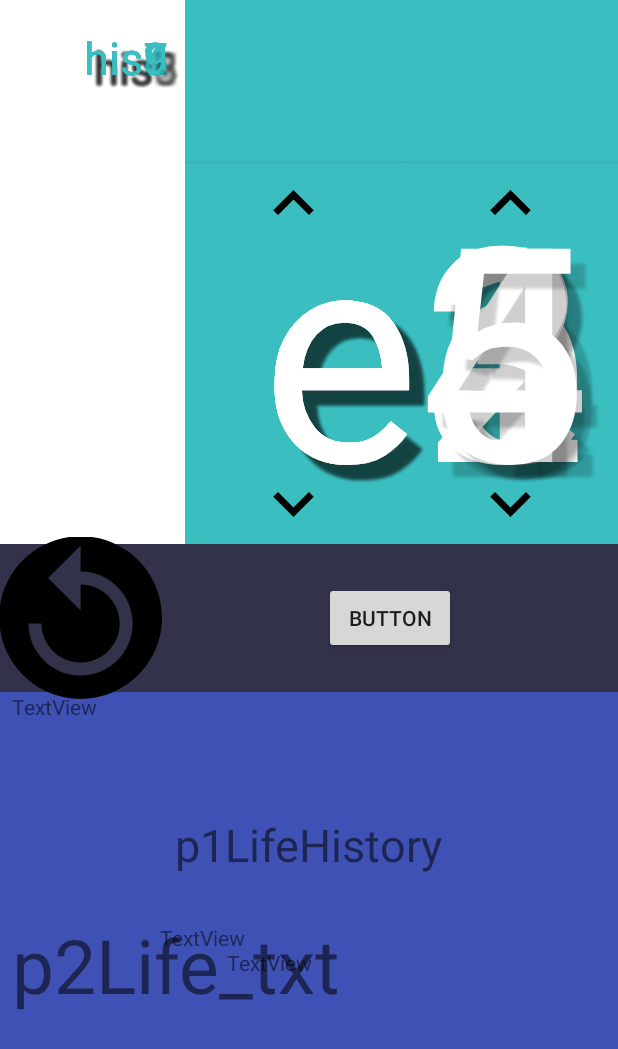
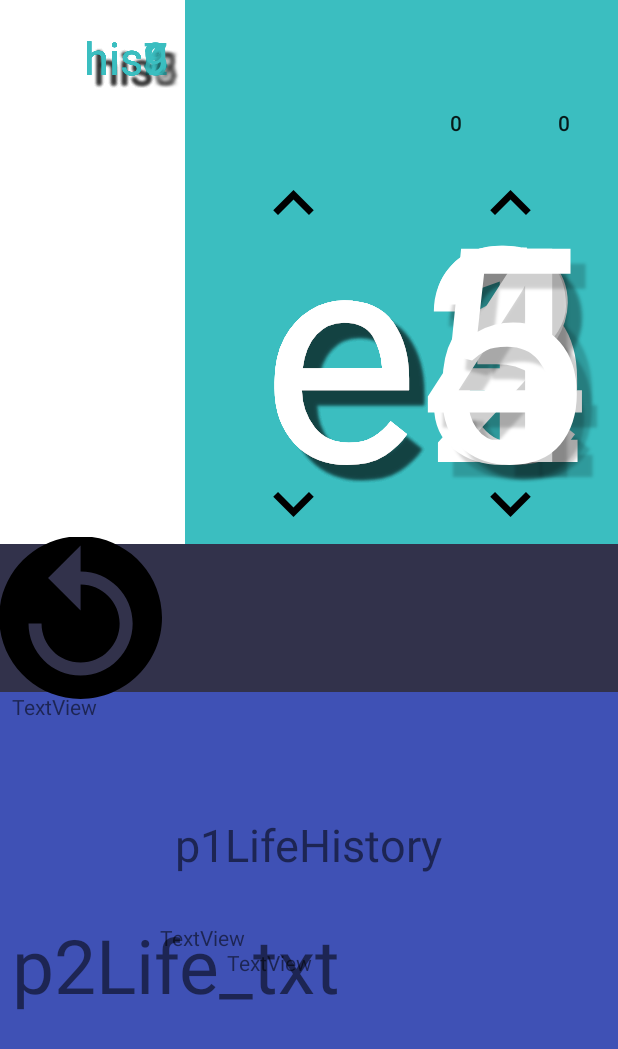
Before and after one commit to tomiokatarou/lifeCounter4, an Android app: the fragment AnimationSampleFragment shown on its own in the app's theme, on a phone screen of 412 x 824 dp. Shown: the top 1049 px of the screen. Run offline under Robolectric (Android 15) with nearby library versions, the phone set to English and light mode, and no system bars; 2 statements that could not run were skipped.

Commit message:
毒とエネルギーカウンター用ボタン追加

```diff
--- a/app/src/main/java/com/websarva/wings/android/animationsample/AnimationCircle.java
+++ b/app/src/main/java/com/websarva/wings/android/animationsample/AnimationCircle.java
@@ -64,7 +64,6 @@ public class AnimationCircle extends Animation {
         float radius = (float) (initRadius + (canvasRadius*60) * interpolatedTime);//interpolatedTimeは0.0～1.0に変化する値
         float hollowRadius = initRadius + (80) * interpolatedTime;
 
-
         if( time > interpolatedTime){
             //前半
             circle.setRadius2(radius);
@@ -74,7 +73,6 @@ public class AnimationCircle extends Animation {
             //circle.setRadius2(radius);
             circle.setHollowRadius((float) (0 + (canvasRadius*60.1) * (interpolatedTime-time)));
         }
-
 
         circle.requestLayout();
 
--- /dev/null
+++ b/app/src/main/java/com/websarva/wings/android/animationsample/effectCircle.java
@@ -0,0 +1,122 @@
+package com.websarva.wings.android.animationsample;
+
+import android.content.Context;
+import android.graphics.Canvas;
+import android.graphics.Color;
+import android.graphics.Paint;
+import android.graphics.Path;
+import android.graphics.RectF;
+import android.graphics.Region;
+import android.util.AttributeSet;
+import android.view.View;
+
+public class effectCircle extends View{
+
+    private final Paint paint;
+    private RectF rect;
+
+    // Animation 開始地点をセット
+    // 初期 radius2
+    private float radius2 = 5;//radiusかぶってるので
+    float canvasRadius;
+    float clipRadius;
+    RectF clipRect = new RectF(0,0,0,0);
+    float xx,yy;
+
+
+    // Arcの幅
+    int strokeWidth;
+
+    public effectCircle(Context context, AttributeSet attrs) {
+        super(context, attrs);
+        paint = new Paint();
+        paint.setAntiAlias(true);
+        paint.setStyle(Paint.Style.FILL);
+        // Arcの色
+        paint.setColor(Color.argb(255, 0, 0, 255));
+        // Arcの範囲
+        rect = new RectF(0,0,0,0);
+    }
+
+    //ここが毎フレーム描画してる部分　アニメーションで変化していく部分
+    @Override
+    protected void onDraw(Canvas canvas) {
+        super.onDraw(canvas);
+
+        Paint paint = new Paint();
+        paint.setAntiAlias(true);
+        //paint.setColor(Color.argb(255, 164, 199, 57));
+        paint.setColor(getResources().getColor(R.color.colorWhite));
+
+        canvas.drawARGB(0, 255, 255, 255);//背景色
+        // Canvas 中心点
+        //float x = canvas.getWidth()/9;
+        //float y = canvas.getHeight()/2;
+        // 半径
+        float radius = canvas.getWidth()/20;
+        canvasRadius = radius;
+
+        // 円弧の領域設定
+
+        //System.out.print("onDraw canvasRadius "+canvasRadius+ " radius2 "+radius2+"\n");
+        //rect.set(x - radius, y - radius, x + radius, y + radius);
+        Path path = new Path();
+        // 頭
+
+        System.out.println("x:" + xx + " y:"+yy);
+        path.addCircle(xx, yy, radius2, Path.Direction.CCW);
+        // 目
+
+        Path clipPath = new Path();
+        clipPath.addRect(clipRect, Path.Direction.CCW);
+        canvas.clipPath(clipPath, Region.Op.INTERSECT);
+
+        canvas.drawPath(path, paint);
+
+    }
+
+    public float getCanvasRadius() {
+        return canvasRadius;
+    }
+    // AnimationAへ現在のradius2を返す
+    public float getRadius2() {
+        return radius2;
+    }
+    // AnimationAから新しいradius2が設定される
+    public void setRadius2(float radius2) {
+        this.radius2 = radius2;
+    }
+    public int getStrokeWidth() {
+        return strokeWidth;
+    }
+    public void setStrokeWidth(int width) {
+        this.strokeWidth = width;
+    }
+
+    public void setRect(RectF rectf){
+        this.clipRect =rectf;
+    }
+    public RectF getRect() {
+        return rect;
+    }
+    /*
+    public float getXX(){
+        return xx;
+    }
+    public float getYY(){
+        return yy;
+    }
+    */
+    public void setXX(float xx){
+        this.xx = xx;
+    }
+    public float getXX() {
+        return xx;
+    }
+    public void setYY(float yy){
+        this.yy = yy;
+    }
+    public float getYY() {
+        return yy;
+    }
+}
--- a/app/src/main/res/layout/fragment_animation_sample.xml
+++ b/app/src/main/res/layout/fragment_animation_sample.xml
@@ -191,6 +191,18 @@
             app:layout_constraintVertical_bias="0" />
 
         <android.support.constraint.Guideline
+            android:id="@+id/p1plusminusBtnLine"
+            android:layout_width="wrap_content"
+            android:layout_height="wrap_content"
+            android:layout_alignParentLeft="true"
+            android:layout_alignParentStart="true"
+            android:layout_alignParentTop="true"
+            android:orientation="horizontal"
+            app:layout_constraintEnd_toEndOf="parent"
+            app:layout_constraintGuide_percent="0.3"
+            app:layout_constraintTop_toTopOf="parent" />
+
+        <android.support.constraint.Guideline
             android:id="@+id/p1plusminusBtnLine2"
             android:layout_width="wrap_content"
             android:layout_height="wrap_content"
@@ -214,43 +226,21 @@
             app:layout_constraintGuide_percent="0.5"
             app:layout_constraintTop_toTopOf="parent" />
 
-        <android.support.constraint.Guideline
-            android:id="@+id/p1plusminusBtnLine"
-            android:layout_width="wrap_content"
-            android:layout_height="wrap_content"
-            android:layout_alignParentLeft="true"
-            android:layout_alignParentStart="true"
-            android:layout_alignParentTop="true"
-            android:orientation="horizontal"
-            app:layout_constraintEnd_toEndOf="parent"
-            app:layout_constraintGuide_percent="0.3"
-            app:layout_constraintTop_toTopOf="parent" />
-
         <Button
             android:id="@+id/p1plus1"
             android:layout_width="0dp"
             android:layout_height="0dp"
-            android:background="#3BBEC0"
+            android:background="@color/colorP1main"
             app:layout_constraintBottom_toTopOf="@+id/p1plusminusBtnLine2"
             app:layout_constraintEnd_toStartOf="@+id/p1plusminusBtnLine3"
             app:layout_constraintStart_toStartOf="parent"
             app:layout_constraintTop_toTopOf="@+id/p1plusminusBtnLine" />
 
         <Button
-            android:id="@+id/p1minus5"
-            android:layout_width="0dp"
-            android:layout_height="0dp"
-            android:background="#3BBEC0"
-            app:layout_constraintBottom_toBottomOf="parent"
-            app:layout_constraintEnd_toEndOf="parent"
-            app:layout_constraintStart_toStartOf="@+id/p1plusminusBtnLine3"
-            app:layout_constraintTop_toTopOf="@+id/p1plusminusBtnLine2" />
-
-        <Button
             android:id="@+id/p1minus1"
             android:layout_width="0dp"
             android:layout_height="0dp"
-            android:background="#3BBEC0"
+            android:background="@color/colorP1main"
             app:layout_constraintBottom_toBottomOf="parent"
             app:layout_constraintEnd_toStartOf="@+id/p1plusminusBtnLine3"
             app:layout_constraintStart_toStartOf="parent"
@@ -260,11 +250,31 @@
             android:id="@+id/p1plus5"
             android:layout_width="0dp"
             android:layout_height="0dp"
-            android:background="#3BBEC0"
+            android:background="@color/colorP1main"
             app:layout_constraintBottom_toTopOf="@+id/p1plusminusBtnLine2"
             app:layout_constraintEnd_toEndOf="parent"
             app:layout_constraintStart_toStartOf="@+id/p1plusminusBtnLine3"
             app:layout_constraintTop_toTopOf="@+id/p1plusminusBtnLine" />
+
+        <Button
+            android:id="@+id/p1minus5"
+            android:layout_width="0dp"
+            android:layout_height="0dp"
+            android:background="@color/colorP1main"
+            app:layout_constraintBottom_toBottomOf="parent"
+            app:layout_constraintEnd_toEndOf="parent"
+            app:layout_constraintStart_toStartOf="@+id/p1plusminusBtnLine3"
+            app:layout_constraintTop_toTopOf="@+id/p1plusminusBtnLine2" />
+
+        <com.websarva.wings.android.animationsample.effectCircle
+            android:id="@+id/circP1Plus1"
+            android:layout_width="0dp"
+            android:layout_height="0dp"
+            android:translationZ="20dp"
+            app:layout_constraintBottom_toBottomOf="parent"
+            app:layout_constraintEnd_toEndOf="parent"
+            app:layout_constraintStart_toStartOf="parent"
+            app:layout_constraintTop_toTopOf="parent" />
 
         <android.support.constraint.Guideline
             android:id="@+id/p1lifeGuideLineH"
@@ -391,6 +401,83 @@
             app:layout_constraintHorizontal_bias="0.7"
             app:layout_constraintBottom_toBottomOf="parent"
             app:layout_constraintEnd_toEndOf="parent"
+            app:layout_constraintStart_toStartOf="parent"
+            app:layout_constraintTop_toTopOf="parent" />
+
+        <android.support.constraint.Guideline
+            android:id="@+id/p1plusminusBtnLine4"
+            android:layout_width="wrap_content"
+            android:layout_height="wrap_content"
+            android:layout_alignParentLeft="true"
+            android:layout_alignParentStart="true"
+            android:layout_alignParentTop="true"
+            android:orientation="horizontal"
+            app:layout_constraintEnd_toEndOf="parent"
+            app:layout_constraintGuide_percent="0.15"
+            app:layout_constraintTop_toTopOf="parent" />
+
+        <android.support.constraint.Guideline
+            android:id="@+id/p1plusminusBtnLine5"
+            android:layout_width="wrap_content"
+            android:layout_height="wrap_content"
+            android:layout_alignParentLeft="true"
+            android:layout_alignParentStart="true"
+            android:layout_alignParentTop="true"
+            android:orientation="vertical"
+            app:layout_constraintEnd_toEndOf="parent"
+            app:layout_constraintGuide_percent="0.75"
+            app:layout_constraintTop_toTopOf="parent" />
+
+        <Button
+            android:id="@+id/p1psnPlus"
+            android:layout_width="0dp"
+            android:layout_height="0dp"
+            android:background="@color/colorP1main"
+            app:layout_constraintBottom_toTopOf="@+id/p1plusminusBtnLine4"
+            app:layout_constraintEnd_toStartOf="@+id/p1plusminusBtnLine5"
+            app:layout_constraintStart_toStartOf="@+id/p1plusminusBtnLine3"
+            app:layout_constraintTop_toTopOf="parent" />
+
+        <Button
+            android:id="@+id/p1psnMinus"
+            android:layout_width="0dp"
+            android:layout_height="0dp"
+            android:background="@color/colorP1main"
+            android:text="0"
+            app:layout_constraintBottom_toTopOf="@+id/p1plusminusBtnLine"
+            app:layout_constraintEnd_toStartOf="@+id/p1plusminusBtnLine5"
+            app:layout_constraintStart_toStartOf="@+id/p1plusminusBtnLine3"
+            app:layout_constraintTop_toTopOf="@+id/p1plusminusBtnLine4" />
+
+        <Button
+            android:id="@+id/p1engPlus"
+            android:layout_width="0dp"
+            android:layout_height="0dp"
+            android:background="@color/colorP1main"
+            app:layout_constraintBottom_toTopOf="@+id/p1plusminusBtnLine4"
+            app:layout_constraintEnd_toEndOf="parent"
+            app:layout_constraintStart_toStartOf="@+id/p1plusminusBtnLine5"
+            app:layout_constraintTop_toTopOf="parent" />
+
+        <Button
+            android:id="@+id/p1engMinus"
+            android:layout_width="0dp"
+            android:layout_height="0dp"
+            android:background="@color/colorP1main"
+            android:text="0"
+            app:layout_constraintBottom_toTopOf="@+id/p1plusminusBtnLine"
+            app:layout_constraintEnd_toEndOf="parent"
+            app:layout_constraintStart_toStartOf="@+id/p1plusminusBtnLine5"
+            app:layout_constraintTop_toBottomOf="@+id/p1engPlus" />
+
+        <Button
+            android:id="@+id/p1blank"
+            android:layout_width="0dp"
+            android:layout_height="0dp"
+            android:background="@color/colorP1main"
+            android:clickable="false"
+            app:layout_constraintBottom_toTopOf="@+id/p1plusminusBtnLine"
+            app:layout_constraintEnd_toStartOf="@+id/p1plusminusBtnLine3"
             app:layout_constraintStart_toStartOf="parent"
             app:layout_constraintTop_toTopOf="parent" />
 
@@ -682,20 +769,6 @@
         app:layout_constraintStart_toStartOf="@+id/p2Layout"
         app:layout_constraintTop_toTopOf="@+id/halfLine2" />
 
-    <Button
-        android:id="@+id/button"
-        android:layout_width="wrap_content"
-        android:layout_height="wrap_content"
-        android:layout_marginBottom="8dp"
-        android:layout_marginEnd="8dp"
-        android:layout_marginStart="8dp"
-        android:layout_marginTop="8dp"
-        android:text="Button"
-        app:layout_constraintBottom_toTopOf="@+id/halfLine2"
-        app:layout_constraintEnd_toEndOf="@+id/circle"
-        app:layout_constraintStart_toEndOf="@+id/resetBtnImg"
-        app:layout_constraintTop_toTopOf="@+id/halfLine1" />
-
     <android.support.constraint.ConstraintLayout
         android:id="@+id/container"
         android:layout_width="113dp"
```
Also changed, not shown: app/src/main/java/com/websarva/wings/android/animationsample/AnimationEffectCircle.java (added, +39 -0 lines), app/src/main/java/com/websarva/wings/android/animationsample/MainActivity.java (+106 -67 lines), app/src/main/java/com/websarva/wings/android/animationsample/p1CounterFragment.java (deleted, +0 -56 lines), app/src/main/res/layout/counterfragment_main.xml (deleted, +0 -48 lines).
